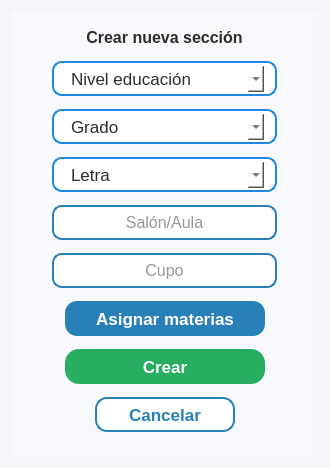
Before: the Qt Designer form resources/ui/crear_seccion.ui in Proyecto-Uptjaa/Proyecto_SIRA, drawn with Qt 5.
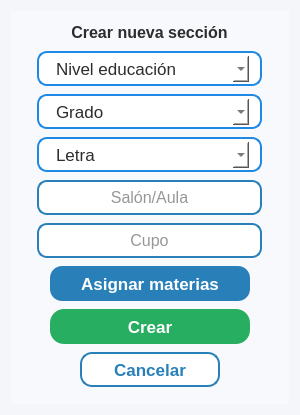
After: the same form once the commit is applied. Icons and pictures are not drawn.

Diff of the .ui file:
```diff
--- a/resources/ui/crear_seccion.ui
+++ b/resources/ui/crear_seccion.ui
@@ -6,20 +6,20 @@
    <rect>
     <x>0</x>
     <y>0</y>
-    <width>330</width>
-    <height>468</height>
+    <width>300</width>
+    <height>415</height>
    </rect>
   </property>
   <property name="minimumSize">
    <size>
-    <width>330</width>
+    <width>300</width>
     <height>415</height>
    </size>
   </property>
   <property name="maximumSize">
    <size>
     <width>330</width>
-    <height>468</height>
+    <height>415</height>
    </size>
   </property>
   <property name="windowTitle">
```
